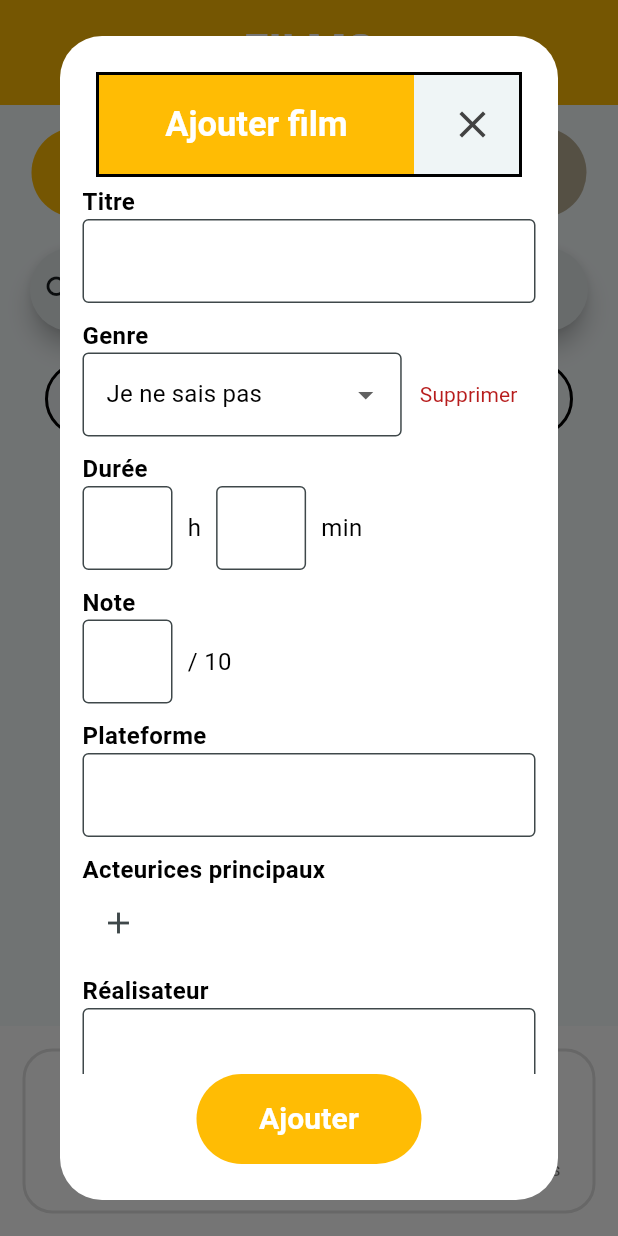
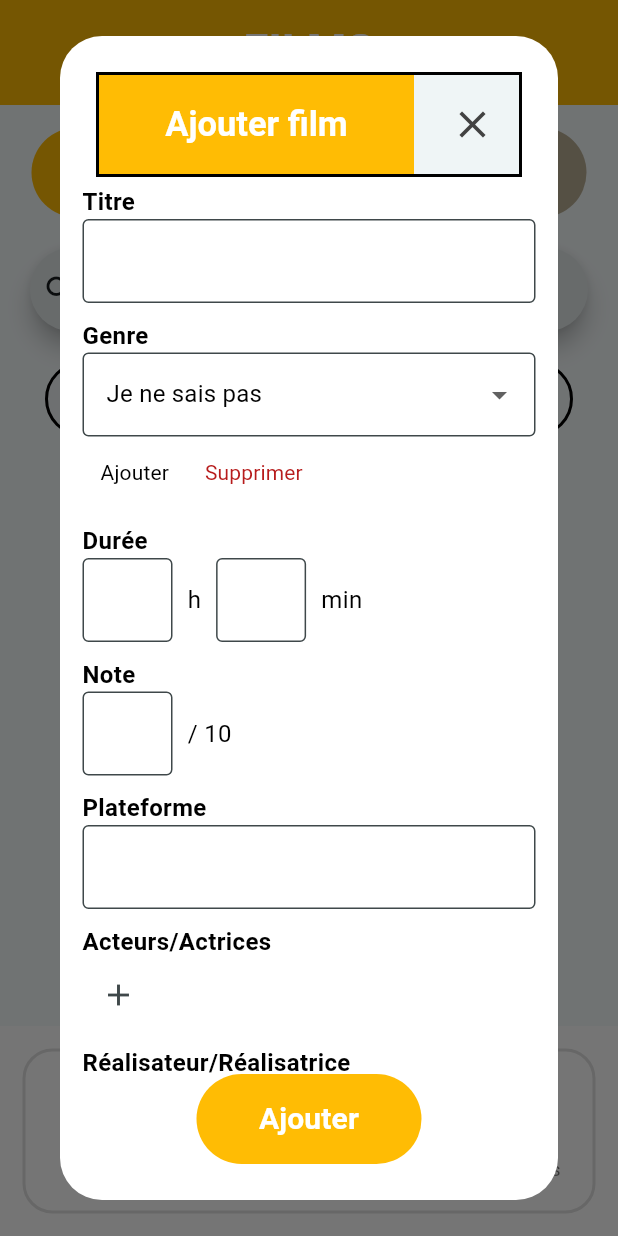
Before and after one commit to jveiller/app-lister-films, a Flutter app: the screen it shows after launch, after a tap on "Ajouter", on a phone screen of 412 x 824 dp. Run offline on Flutter 3.47's test engine with Material 3 defaults, Android fonts, the light colour scheme and no system bars; our stand-ins replace flutter_riverpod, hive, hive_flutter, sqflite; accounts and stored records are empty; Roboto replaces fonts that are missing (Comic Sans MS).

Commit message:
Modifs genre tri

```diff
--- a/lib/commun/elements/form/champs/champ_deroulant.dart
+++ b/lib/commun/elements/form/champs/champ_deroulant.dart
@@ -51,7 +51,6 @@ class _ChampDeroulantState extends State<ChampDeroulant> {
     super.initState();
     formController = widget.initFormController.toString();
     supprController = widget.liste.first.toString();
-    print(widget.liste);
   }
 
   @override
@@ -60,27 +59,17 @@ class _ChampDeroulantState extends State<ChampDeroulant> {
       crossAxisAlignment: CrossAxisAlignment.start,
       children: [
         ComposantTexte(texte: widget.txt, weight: FontWeight.bold),
-        Row(
-          children: [
-            Expanded(
-              child: DropdownButtonFormField(
+        DropdownButtonFormField(
           items: [
+            if (!widget.necessaire)
+              DropdownMenuItem(
+                value: '',
+                child: ComposantTexte(texte: 'Je ne sais pas'),
+              ),
             for (Object g in widget.liste)
               DropdownMenuItem(
                 value: g.toString(),
                 child: ComposantTexte(texte: g.toString()),
-                    ),
-                  if (widget.addSuppr)
-                    DropdownMenuItem(
-                      value: 'ajouter',
-                      child: ComposantTexte(
-                        texte: 'Ajouter ${widget.txt.toLowerCase()}',
-                      ),
-                    ),
-                  if (!widget.necessaire)
-                    DropdownMenuItem(
-                      value: '',
-                      child: ComposantTexte(texte: 'Je ne sais pas'),
               ),
           ],
           value: formController,
@@ -88,13 +77,27 @@ class _ChampDeroulantState extends State<ChampDeroulant> {
             fillColor: Colors.white,
             filled: true,
             border: OutlineInputBorder(),
-                  labelStyle: TextStyle(
-                    fontWeight: FontWeight.bold,
-                    fontSize: 20,
+            labelStyle: TextStyle(fontWeight: FontWeight.bold, fontSize: 20),
+            focusedBorder: OutlineInputBorder(
+              borderSide: BorderSide(color: Colors.black, width: 2),
             ),
           ),
           onChanged: (value) {
-                  if (value == 'ajouter') {
+            widget.changeGenre(value);
+            setState(() {
+              formController = value!;
+              if (value != '') {
+                widget.liste.remove(value);
+                widget.liste.insert(0, value);
+              }
+            });
+          },
+        ),
+        if (widget.addSuppr) ...[
+          Row(
+            children: [
+              TextButton(
+                onPressed: () {
                   showDialog(
                     context: context,
                     builder: (context) => AlertDialog(
@@ -125,6 +128,7 @@ class _ChampDeroulantState extends State<ChampDeroulant> {
                               labelText: widget.txtFeminin == false
                                   ? 'Nouveau ${widget.txt.toLowerCase()}'
                                   : 'Nouvelle ${widget.txt.toLowerCase()}',
+                              labelStyle: TextStyle(color: Colors.black),
                               hintText: widget.txtFeminin == false
                                   ? 'Entrez le nouveau ${widget.txt.toLowerCase()}'
                                   : 'Entrez la nouvelle ${widget.txt.toLowerCase()}',
@@ -162,14 +166,8 @@ class _ChampDeroulantState extends State<ChampDeroulant> {
                       ],
                     ),
                   );
-                  } else {
-                    widget.changeGenre(value);
-                    setState(() {
-                      formController = value!;
-                    });
-                  }
                 },
-              ),
+                child: ComposantTexte(texte: 'Ajouter', size: 14),
               ),
               TextButton(
                 onPressed: () {
@@ -207,11 +205,18 @@ class _ChampDeroulantState extends State<ChampDeroulant> {
                             decoration: InputDecoration(
                               fillColor: Colors.white,
                               filled: true,
+                              focusedBorder: OutlineInputBorder(
+                                borderSide: BorderSide(
+                                  color: Colors.black,
+                                  width: 2,
+                                ),
+                              ),
                               border: OutlineInputBorder(),
                               labelText: widget.txt,
                               labelStyle: TextStyle(
                                 fontWeight: FontWeight.bold,
                                 fontSize: 20,
+                                color: Colors.black,
                               ),
                             ),
                             onChanged: (value) {
@@ -231,7 +236,8 @@ class _ChampDeroulantState extends State<ChampDeroulant> {
                               setState(() {
                                 supprController = widget.liste.first.toString();
                                 if (!widget.liste.contains(formController)) {
-                                formController = widget.liste.first.toString();
+                                  formController = widget.liste.first
+                                      .toString();
                                   widget.changeGenre(
                                     widget.liste.first.toString(),
                                   );
@@ -259,6 +265,7 @@ class _ChampDeroulantState extends State<ChampDeroulant> {
             ],
           ),
         ],
+      ],
     );
   }
 }
--- a/lib/pages/films/filmsVoir/elements/forms/form_ajouter_film_voir.dart
+++ b/lib/pages/films/filmsVoir/elements/forms/form_ajouter_film_voir.dart
@@ -126,17 +126,17 @@ class _FormAjouterFilmVoirState extends State<FormAjouterFilmVoir> {
                   Container(
                     margin: EdgeInsets.all(5),
                     child: ChampListe(
-                      txt: 'Acteurices principaux',
+                      txt: 'Acteurs/Actrices',
                       liste: listeActeurs,
                       addListeFonction: addActeur,
                       supprListeFonction: supprActeur,
-                      apresAjoutez: 'un·e acteurice',
+                      apresAjoutez: 'un·e acteur·ice',
                     ),
                   ),
                   Container(
                     margin: EdgeInsets.all(5),
                     child: ChampTexte(
-                      txt: 'Réalisateur',
+                      txt: 'Réalisateur/Réalisatrice',
                       champController: realisateurController,
                     ),
                   ),
--- a/lib/pages/films/filmsVoir/elements/forms/form_avis_film.dart
+++ b/lib/pages/films/filmsVoir/elements/forms/form_avis_film.dart
@@ -245,7 +245,7 @@ class _FormAvisFilmState extends State<FormAvisFilm> {
                   Container(
                     margin: EdgeInsets.all(5),
                     child: ChampListe(
-                      txt: 'Acteur·rices principaux',
+                      txt: 'Acteurs/Actrices',
                       liste: listeActeurs,
                       addListeFonction: addActeur,
                       supprListeFonction: supprActeur,
@@ -255,7 +255,7 @@ class _FormAvisFilmState extends State<FormAvisFilm> {
                   Container(
                     margin: EdgeInsets.all(5),
                     child: ChampTexte(
-                      txt: 'Réalisateur·rice',
+                      txt: 'Réalisateur/Réalisatrice',
                       champController: realisateurController,
                     ),
                   ),
--- a/lib/pages/films/filmsVoir/elements/forms/form_modif_film_voir.dart
+++ b/lib/pages/films/filmsVoir/elements/forms/form_modif_film_voir.dart
@@ -149,17 +149,17 @@ class _FormModifFilmVoirState extends State<FormModifFilmVoir> {
                   Container(
                     margin: EdgeInsets.all(5),
                     child: ChampListe(
-                      txt: 'Acteurices principaux',
+                      txt: 'Acteurs/Actrices',
                       liste: listeActeurs,
                       addListeFonction: addActeur,
                       supprListeFonction: supprActeur,
-                      apresAjoutez: 'un·e acteurice',
+                      apresAjoutez: 'un·e acteur·ice',
                     ),
                   ),
                   Container(
                     margin: EdgeInsets.all(5),
                     child: ChampTexte(
-                      txt: 'Réalisateur',
+                      txt: 'Réalisateur/Réalisatrice',
                       champController: realisateurController,
                     ),
                   ),
--- a/lib/pages/films/filmsVoir/films_voir_page.dart
+++ b/lib/pages/films/filmsVoir/films_voir_page.dart
@@ -15,15 +15,12 @@ class FilmsVoirPage extends StatefulWidget {
 }
 
 class _FilmsVoirPageState extends State<FilmsVoirPage> {
-  List<FilmsVoir> _filmsVoir =
-      []; //activites = Liste d'une Map avec un String en clé et une valeur dont le type peut changer, initialisé vide
+  List<FilmsVoir> _filmsVoir = [];
   List<FilmsVoir> _afficheFilmVoir = [];
   List<String> _genres = [];
   bool _initialise = false;
   final _searchController = TextEditingController();
-  // Une fonction avec async est une fonction asynchrone, cela veut dire que le programme ne va pas attendre qu'elle est fini de s'executer pour
-  // passer à la ligne suivante, elle peut donc s'executer en même temps que d'autres lignes, on met await devant les appel des fonctions asynchrones,
-  // Une fonction qui retourne un élément de manière asynchrone est de type Future<>
+  String tri = 'date';
 
   void _addFilmVoir({
     required String titre,
@@ -51,10 +48,7 @@ class _FilmsVoirPageState extends State<FilmsVoirPage> {
       realisateur: realisateur,
     );
     //Fonction pour ajouter une élément dans la base de données
-    //Si l'élément renvoyé par le champ nom du form n'est pas null
-    await DbFilmsVoir.insert(
-      newFilm,
-    ); //Appel de la fonction insert de la class DbHelper avec actNameController mis en format text et selectedActType en paramètres
+    await DbFilmsVoir.insert(newFilm);
     _fetchFVoir();
     id += 1;
     await box.put('id', id);
@@ -87,6 +81,7 @@ class _FilmsVoirPageState extends State<FilmsVoirPage> {
       fv.setRealisateur(realisateur);
       DbFilmsVoir.update(fv);
     });
+    _fetchFVoir();
   }
 
   void _deleteFVoir(int id) async {
@@ -103,7 +98,7 @@ class _FilmsVoirPageState extends State<FilmsVoirPage> {
       // Mise à jour de l'état
       _filmsVoir = List.from(
         data.reversed,
-      ); // La variable activités prend les valeurs de data
+      ); // La variable _filmsVoir prend les valeurs de data
       if (!_initialise) {
         _afficheFilmVoir = _filmsVoir;
         _initialise = true;
@@ -132,6 +127,13 @@ class _FilmsVoirPageState extends State<FilmsVoirPage> {
         } else {
           listeModif = _filmsVoir;
         }
+        if (tri == 'date') {
+          triAjoutFV();
+        } else if (tri == 'duree') {
+          triDureeFV();
+        } else if (tri == 'note') {
+          triNoteFV();
+        }
         setState(() {
           _afficheFilmVoir = listeModif;
         });
@@ -140,10 +142,10 @@ class _FilmsVoirPageState extends State<FilmsVoirPage> {
   }
 
   Future<void> addGenre(String g) async {
-    if (!_genres.contains(g)) {
+    if (!_genres.contains(g) && g != '') {
       var box = await Hive.openBox('film');
       setState(() {
-        _genres.add(g);
+        _genres.insert(0, g);
       });
       await box.put('genres', _genres);
       await loadGenre();
@@ -169,7 +171,7 @@ class _FilmsVoirPageState extends State<FilmsVoirPage> {
     var box = await Hive.openBox('film');
     List<String>? g = box.get('genres');
     setState(() {
-      _genres = g ?? ['Comedie'];
+      _genres = g ?? ['Comédie'];
     });
     await box.close();
   }
@@ -202,7 +204,7 @@ class _FilmsVoirPageState extends State<FilmsVoirPage> {
 
   @override //à mettre avant les méthodes utilisant des instances
   void initState() {
-    //Donne les valeurs initiales de la BdD à activites
+    //Donne les valeurs initiales de la BdD à _filmsVoir et genre
     super.initState();
     _fetchFVoir();
     loadGenre();
--- a/lib/pages/films/filmsVu/elements/form/form_ajouter_film_vu.dart
+++ b/lib/pages/films/filmsVu/elements/form/form_ajouter_film_vu.dart
@@ -180,17 +180,17 @@ class _FormAjouterFilmVuState extends State<FormAjouterFilmVu> {
                   Container(
                     margin: EdgeInsets.all(5),
                     child: ChampListe(
-                      txt: 'Acteurices principaux',
+                      txt: 'Acteurs/Actrices',
                       liste: listeActeurs,
                       addListeFonction: addActeur,
                       supprListeFonction: supprActeur,
-                      apresAjoutez: 'un·e acteurice',
+                      apresAjoutez: 'un·e acteur·ice',
                     ),
                   ),
                   Container(
                     margin: EdgeInsets.all(5),
                     child: ChampTexte(
-                      txt: 'Réalisateur',
+                      txt: 'Réalisateur/Réalisatrice',
                       champController: realisateurController,
                     ),
                   ),
--- a/lib/pages/films/filmsVu/elements/form/form_modif_film_vu.dart
+++ b/lib/pages/films/filmsVu/elements/form/form_modif_film_vu.dart
@@ -209,17 +209,17 @@ class _FormModifFilmVuState extends State<FormModifFilmVu> {
                   Container(
                     margin: EdgeInsets.all(5),
                     child: ChampListe(
-                      txt: 'Acteurices principaux',
+                      txt: 'Acteurs/Actrices',
                       liste: listeActeurs,
                       addListeFonction: addActeur,
                       supprListeFonction: supprActeur,
-                      apresAjoutez: 'un·e acteurice',
+                      apresAjoutez: 'un·e acteur·ice',
                     ),
                   ),
                   Container(
                     margin: EdgeInsets.all(5),
                     child: ChampTexte(
-                      txt: 'Réalisateur',
+                      txt: 'Réalisateur/Réalisatrice',
                       champController: realisateurController,
                     ),
                   ),
```
Also changed, not shown: lib/pages/films/filmsVu/films_vu_page.dart (+16 -6 lines). Lines whose indentation alone changed are shown as unchanged.
